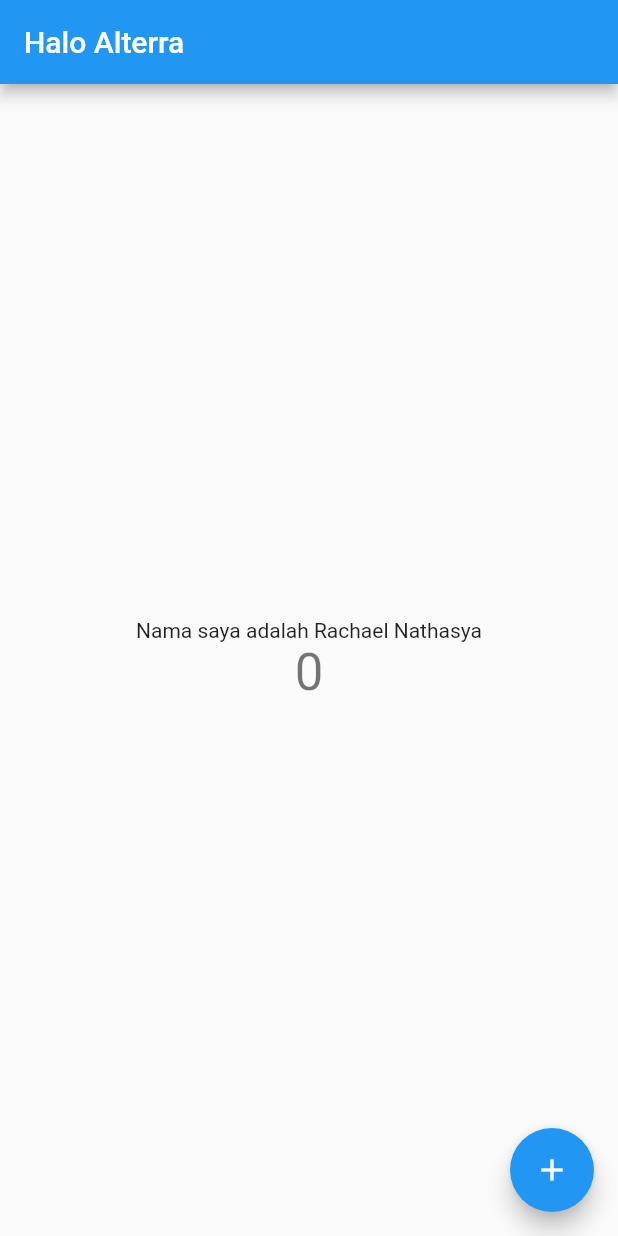
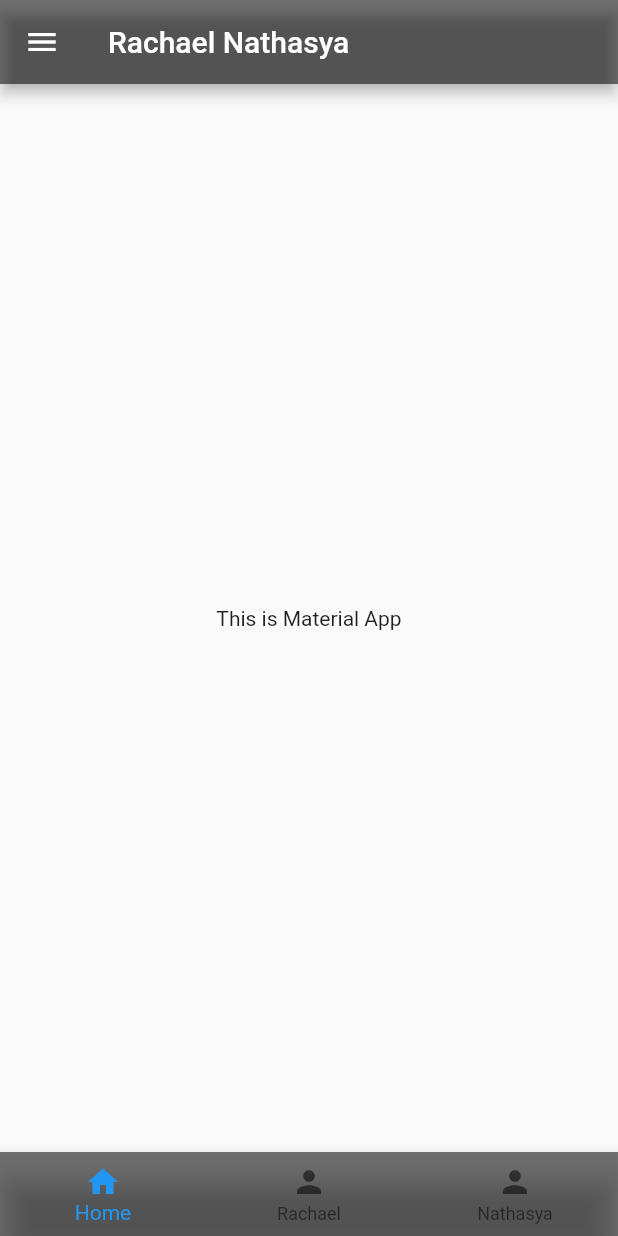
Before and after one commit to RachaelNathasya/flutter_rachael-nathasya, a Flutter app: the screen it shows after launch, on a phone screen of 412 x 824 dp. Run offline on Flutter 3.47's test engine with Material 2 defaults, Android fonts, the phone set to English and light mode, and no system bars.

Commit message:
Installation Command Line Interface and Package Management in Flutter
Latihan Installation Command Line Interface and Package Management in Flutter

```diff
--- /dev/null
+++ b/09_Installation Command Line Interface and Package Management in Flutter/praktikum/rachael_nathasya/lib/main cupertino.dart
@@ -0,0 +1,26 @@
+import 'package:flutter/cupertino.dart';
+
+void main() {
+  runApp(MyApp());
+}
+
+class MyApp extends StatelessWidget {
+  @override
+  Widget build(BuildContext context) {
+    return CupertinoApp(
+      title: 'My Flutter App',
+      theme: CupertinoThemeData(
+        brightness: Brightness.dark, // Mengatur tema menjadi gelap
+      ),
+      home: CupertinoPageScaffold(
+        backgroundColor: CupertinoColors.black,
+        navigationBar: CupertinoNavigationBar(
+          middle: Text('Rachael Nathasya'),
+        ),
+        child: Center(
+          child: Text('this is Cupertino'),
+        ),
+      ),
+    );
+  }
+}
--- a/09_Installation Command Line Interface and Package Management in Flutter/praktikum/rachael_nathasya/lib/main.dart
+++ b/09_Installation Command Line Interface and Package Management in Flutter/praktikum/rachael_nathasya/lib/main.dart
@@ -1,115 +1,76 @@
 import 'package:flutter/material.dart';
 
 void main() {
-  runApp(const MyApp());
+  runApp(MyApp());
 }
 
 class MyApp extends StatelessWidget {
-  const MyApp({super.key});
-
-  // This widget is the root of your application.
   @override
   Widget build(BuildContext context) {
     return MaterialApp(
-      title: 'Flutter Demo',
-      theme: ThemeData(
-        // This is the theme of your application.
-        //
-        // Try running your application with "flutter run". You'll see the
-        // application has a blue toolbar. Then, without quitting the app, try
-        // changing the primarySwatch below to Colors.green and then invoke
-        // "hot reload" (press "r" in the console where you ran "flutter run",
-        // or simply save your changes to "hot reload" in a Flutter IDE).
-        // Notice that the counter didn't reset back to zero; the application
-        // is not restarted.
-        primarySwatch: Colors.blue,
-      ),
-      home: const MyHomePage(title: 'Halo Alterra'),
+      title: 'My Flutter App',
+      home: MyHomePage(),
     );
   }
 }
 
 class MyHomePage extends StatefulWidget {
-  const MyHomePage({super.key, required this.title});
-
-  // This widget is the home page of your application. It is stateful, meaning
-  // that it has a State object (defined below) that contains fields that affect
-  // how it looks.
-
-  // This class is the configuration for the state. It holds the values (in this
-  // case the title) provided by the parent (in this case the App widget) and
-  // used by the build method of the State. Fields in a Widget subclass are
-  // always marked "final".
-
-  final String title;
-
   @override
-  State<MyHomePage> createState() => _MyHomePageState();
+  _MyHomePageState createState() => _MyHomePageState();
 }
 
 class _MyHomePageState extends State<MyHomePage> {
-  int _counter = 0;
+  int _currentIndex = 0;
 
-  void _incrementCounter() {
-    setState(() {
-      // This call to setState tells the Flutter framework that something has
-      // changed in this State, which causes it to rerun the build method below
-      // so that the display can reflect the updated values. If we changed
-      // _counter without calling setState(), then the build method would not be
-      // called again, and so nothing would appear to happen.
-      _counter++;
-    });
-  }
+  final List<Widget> _children = [
+    Center(child: Text('This is Material App')),
+    Center(child: Text('Rachael')),
+    Center(child: Text('Nathasya')),
+  ];
 
   @override
   Widget build(BuildContext context) {
-    // This method is rerun every time setState is called, for instance as done
-    // by the _incrementCounter method above.
-    //
-    // The Flutter framework has been optimized to make rerunning build methods
-    // fast, so that you can just rebuild anything that needs updating rather
-    // than having to individually change instances of widgets.
     return Scaffold(
       appBar: AppBar(
-        // Here we take the value from the MyHomePage object that was created by
-        // the App.build method, and use it to set our appbar title.
-        title: Text(widget.title),
+        title: Text('Rachael Nathasya'),
+        backgroundColor: Colors.black54,
       ),
-      body: Center(
-        // Center is a layout widget. It takes a single child and positions it
-        // in the middle of the parent.
-        child: Column(
-          // Column is also a layout widget. It takes a list of children and
-          // arranges them vertically. By default, it sizes itself to fit its
-          // children horizontally, and tries to be as tall as its parent.
-          //
-          // Invoke "debug painting" (press "p" in the console, choose the
-          // "Toggle Debug Paint" action from the Flutter Inspector in Android
-          // Studio, or the "Toggle Debug Paint" command in Visual Studio Code)
-          // to see the wireframe for each widget.
-          //
-          // Column has various properties to control how it sizes itself and
-          // how it positions its children. Here we use mainAxisAlignment to
-          // center the children vertically; the main axis here is the vertical
-          // axis because Columns are vertical (the cross axis would be
-          // horizontal).
-          mainAxisAlignment: MainAxisAlignment.center,
+      drawer: Drawer(
+        backgroundColor: Colors.black54,
+        child: ListView(
+          padding: EdgeInsets.zero,
           children: <Widget>[
-            const Text(
-              'Nama saya adalah Rachael Nathasya',
+            ListTile(
+              title: Text('Home'),
+              textColor: Colors.white,
+              onTap: () {},
             ),
-            Text(
-              '$_counter',
-              style: Theme.of(context).textTheme.headlineMedium,
+            ListTile(
+              title: Text('Setting'),
+              textColor: Colors.white,
+              onTap: () {},
             ),
           ],
         ),
       ),
-      floatingActionButton: FloatingActionButton(
-        onPressed: _incrementCounter,
-        tooltip: 'Increment',
-        child: const Icon(Icons.add),
-      ), // This trailing comma makes auto-formatting nicer for build methods.
+      body: _children[_currentIndex],
+      bottomNavigationBar: BottomNavigationBar(
+        backgroundColor: Colors.black54,
+        items: [
+          BottomNavigationBarItem(
+            icon: Icon(Icons.home),
+            label: 'Home',
+          ),
+          BottomNavigationBarItem(
+            icon: Icon(Icons.person),
+            label: 'Rachael',
+          ),
+          BottomNavigationBarItem(
+            icon: Icon(Icons.person),
+            label: 'Nathasya',
+          ),
+        ],
+      ),
     );
   }
 }
```
Also changed, not shown: 1 other file.
